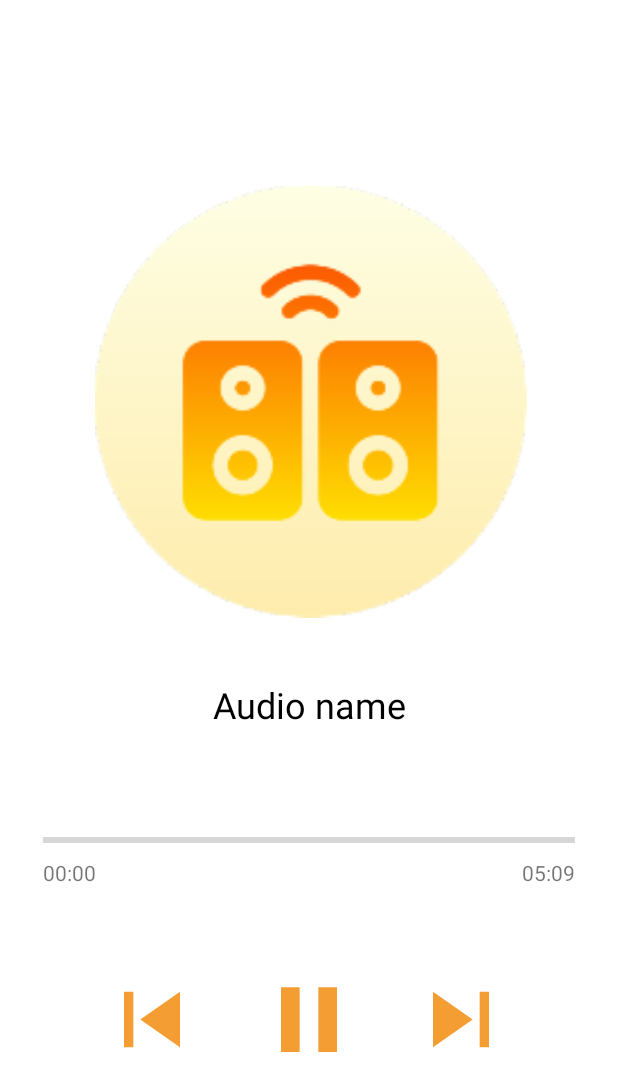
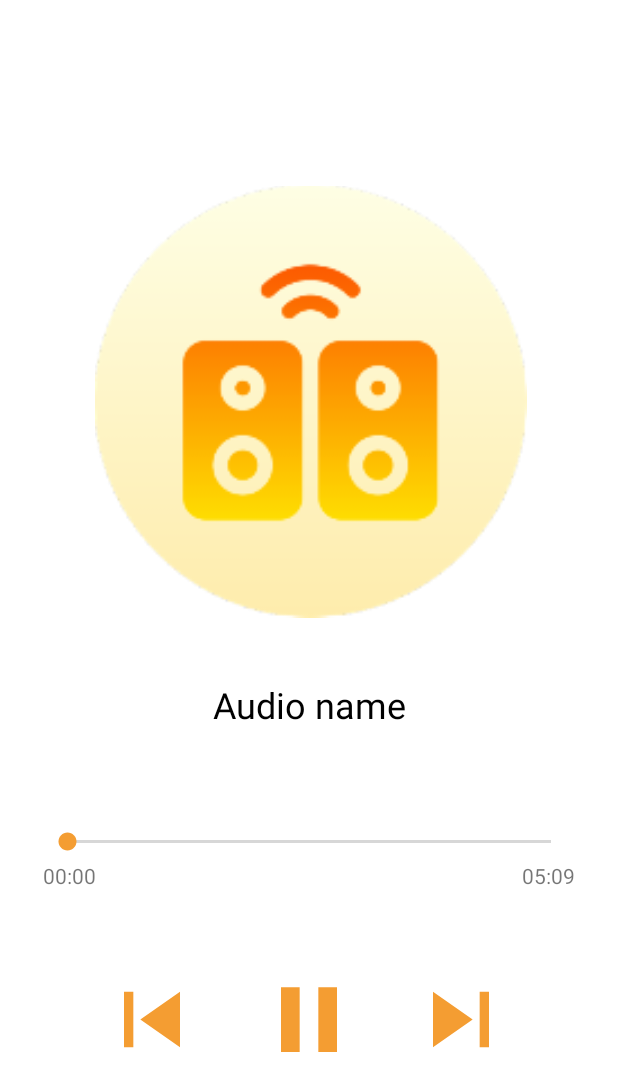
Before and after one commit to HamzaARS2/ListenUpV2, an Android app: the PlayerActivity screen opened directly, with no data from a screen before it, on a phone screen of 412 x 824 dp. Shown: the top 1091 px of the screen. Run offline under Robolectric (Android 15) with nearby library versions, the phone set to English and light mode, and no system bars; our stand-ins replace data binding; 7 statements that could not run were skipped.

```diff
--- a/app/src/main/AndroidManifest.xml
+++ b/app/src/main/AndroidManifest.xml
@@ -10,7 +10,8 @@
         android:label="@string/app_name"
         android:roundIcon="@mipmap/ic_launcher_round"
         android:supportsRtl="true"
-        android:theme="@style/Theme.ListenUpV2">
+        android:theme="@style/Theme.ListenUpV2"
+        android:requestLegacyExternalStorage="true">
         <activity android:name=".ui.PlaylistAudiosActivity"></activity>
         <activity android:name=".ui.PlayerActivity" />
         <activity android:name=".ui.MainActivity">
--- a/app/src/main/java/com/example/listenupv2/model/roomdb/AudioDatabase.java
+++ b/app/src/main/java/com/example/listenupv2/model/roomdb/AudioDatabase.java
@@ -20,7 +20,7 @@ import java.util.concurrent.ExecutorService;
 import java.util.concurrent.Executors;
 
 
-@Database(entities = {Audio.class, Favorite.class, Playlist.class, PlaylistAudioCrossRef.class}, version = 14,exportSchema = false)
+@Database(entities = {Audio.class, Favorite.class, Playlist.class, PlaylistAudioCrossRef.class}, version = 15,exportSchema = false)
 public abstract class AudioDatabase extends RoomDatabase {
     public abstract AudioDao audioDao();
     public abstract FavoriteDao favoriteDao();
--- a/app/src/main/java/com/example/listenupv2/model/roomdb/DataReceiver.java
+++ b/app/src/main/java/com/example/listenupv2/model/roomdb/DataReceiver.java
@@ -23,7 +23,7 @@ public class DataReceiver {
     public ArrayList<Audio> getAvailableAudioFiles(){
         ArrayList<Audio> audioList = new ArrayList<>();
         ContentResolver resolver = context.getContentResolver();
-        Uri audioUri = MediaStore.Audio.Media.INTERNAL_CONTENT_URI;
+        Uri audioUri = MediaStore.Audio.Media.EXTERNAL_CONTENT_URI;
         Cursor audioCursor = null;
         audioCursor = resolver.query(audioUri,null,null,null,null);
         while (audioCursor != null && audioCursor.moveToNext()){
--- a/app/src/main/java/com/example/listenupv2/ui/PlayerActivity.java
+++ b/app/src/main/java/com/example/listenupv2/ui/PlayerActivity.java
@@ -3,9 +3,12 @@ package com.example.listenupv2.ui;
 import androidx.appcompat.app.AppCompatActivity;
 import androidx.databinding.DataBindingUtil;
 
+import android.media.MediaPlayer;
 import android.net.Uri;
 import android.os.Bundle;
+import android.os.Handler;
 import android.view.View;
+import android.widget.SeekBar;
 import android.widget.Toast;
 
 import com.example.listenupv2.R;
@@ -13,11 +16,15 @@ import com.example.listenupv2.databinding.ActivityPlayerBinding;
 import com.example.listenupv2.model.entities.Audio;
 import com.example.listenupv2.ui.fragments.AudiosFragment;
 
-public class PlayerActivity extends AppCompatActivity implements View.OnClickListener{
+import java.io.File;
+
+public class PlayerActivity extends AppCompatActivity implements View.OnClickListener, SeekBar.OnSeekBarChangeListener, MediaPlayer.OnCompletionListener {
 
     private ActivityPlayerBinding binding;
     private Audio audio;
     private AudioPlayer player;
+    private Handler handler = new Handler();
+    private Runnable runnable;
     @Override
     protected void onCreate(Bundle savedInstanceState) {
         super.onCreate(savedInstanceState);
@@ -26,13 +33,28 @@ public class PlayerActivity extends AppCompatActivity implements View.OnClickLis
         binding.playerBtnPause.setOnClickListener(this);
         binding.playerBtnSkipNext.setOnClickListener(this);
         binding.playerBtnSkipPrevious.setOnClickListener(this);
+        binding.seekBar.setOnSeekBarChangeListener(this);
         prepareAudio();
+        binding.seekBar.setMax(player.getAudioDuration());
+        player.setOnCompletionListener(this::onCompletion);
+
+        runnable = new Runnable() {
+            @Override
+            public void run() {
+                binding.seekBar.setProgress(player.getCurrentPosition());
+                handler.postDelayed(this,1000);
+            }
+        };
+
+
+
     }
 
     @Override
     protected void onResume() {
         super.onResume();
         player.play();
+        handler.postDelayed(runnable,0);
     }
 
     @Override
@@ -40,11 +62,13 @@ public class PlayerActivity extends AppCompatActivity implements View.OnClickLis
         switch (view.getId()){
             case R.id.player_btn_play:
                 player.play();
+                handler.postDelayed(runnable,0);
                 binding.playerBtnPause.setVisibility(View.VISIBLE);
                 binding.playerBtnPlay.setVisibility(View.GONE);
                 break;
             case R.id.player_btn_pause:
                 player.pause();
+                handler.removeCallbacks(runnable);
                 binding.playerBtnPlay.setVisibility(View.VISIBLE);
                 binding.playerBtnPause.setVisibility(View.GONE);
                 break;
@@ -60,10 +84,37 @@ public class PlayerActivity extends AppCompatActivity implements View.OnClickLis
     public void prepareAudio(){
         if (getIntent() != null){
             audio = (Audio) getIntent().getSerializableExtra(AudiosFragment.INTENT_AUDIO_CODE);
-            player = new AudioPlayer(getBaseContext(), Uri.parse(audio.getUri()));
-
-            binding.acivityPlayerAudioName.setText(audio.getTitle());
-
+            player = new AudioPlayer(getBaseContext(),Uri.fromFile(new File(audio.getUri())));
+            binding.activityPlayerAudioName.setText(audio.getTitle());
+            binding.durationTv.setText(player.getConvertedAudioDuration());
         }
     }
+
+    @Override
+    public void onProgressChanged(SeekBar seekBar, int progress, boolean fromUser) {
+        if (fromUser) {
+            player.seekTo(progress);
+        }
+            binding.positionTimeTv.setText(player.convertTime(progress));
+
+    }
+
+    @Override
+    public void onStartTrackingTouch(SeekBar seekBar) {
+
+    }
+
+    @Override
+    public void onStopTrackingTouch(SeekBar seekBar) {
+
+    }
+
+    @Override
+    public void onCompletion(MediaPlayer mp) {
+        Toast.makeText(this, "complete", Toast.LENGTH_SHORT).show();
+        binding.playerBtnPause.setVisibility(View.GONE);
+        binding.playerBtnPlay.setVisibility(View.VISIBLE);
+        binding.seekBar.setProgress(0);
+        player.seekTo(0);
+    }
 }
--- a/app/src/main/java/com/example/listenupv2/ui/fragments/AudiosFragment.java
+++ b/app/src/main/java/com/example/listenupv2/ui/fragments/AudiosFragment.java
@@ -13,6 +13,8 @@ import androidx.lifecycle.ViewModelProvider;
 import androidx.recyclerview.widget.LinearLayoutManager;
 import androidx.recyclerview.widget.RecyclerView;
 
+import android.os.Environment;
+import android.util.Log;
 import android.view.LayoutInflater;
 import android.view.MenuItem;
 import android.view.View;
@@ -129,11 +131,10 @@ public class AudiosFragment extends Fragment implements RecyclerViewAdapter.OnIt
 
     @Override
     public void onItemClick(Audio audio) {
-
         Intent intent = new Intent(getActivity(), PlayerActivity.class);
         intent.putExtra(INTENT_AUDIO_CODE,audio);
+        Log.i("myTaggggggggg", "onItemClick: "+ Environment.getExternalStorageDirectory().getPath()+audio.getUri());
         startActivity(intent);
-        Toast.makeText(getContext(), audio.getUri(), Toast.LENGTH_SHORT).show();
     }
 
     @Override
--- a/app/src/main/res/layout/activity_player.xml
+++ b/app/src/main/res/layout/activity_player.xml
@@ -52,7 +52,7 @@
             app:layout_constraintGuide_percent="0.15" />
 
         <TextView
-            android:id="@+id/acivity_player_audio_name"
+            android:id="@+id/activity_player_audio_name"
             android:layout_width="0dp"
             android:layout_height="wrap_content"
             android:ellipsize="end"
@@ -66,9 +66,8 @@
             app:layout_constraintStart_toStartOf="parent"
             app:layout_constraintTop_toTopOf="@+id/guideline5" />
 
-        <ProgressBar
-            android:id="@+id/progressBar"
-            style="?android:attr/progressBarStyleHorizontal"
+        <SeekBar
+            android:id="@+id/seekBar"
             android:layout_width="0dp"
             android:layout_height="wrap_content"
             app:layout_constraintEnd_toStartOf="@+id/guideline8"
@@ -76,22 +75,22 @@
             app:layout_constraintTop_toTopOf="@+id/guideline6" />
 
         <TextView
-            android:id="@+id/progressTime"
+            android:id="@+id/positionTimeTv"
             android:layout_width="wrap_content"
             android:layout_height="wrap_content"
             android:layout_marginTop="4dp"
             android:text="00:00"
-            app:layout_constraintStart_toStartOf="@+id/progressBar"
-            app:layout_constraintTop_toBottomOf="@+id/progressBar" />
+            app:layout_constraintStart_toStartOf="@+id/seekBar"
+            app:layout_constraintTop_toBottomOf="@+id/seekBar" />
 
         <TextView
-            android:id="@+id/totalTime"
+            android:id="@+id/durationTv"
             android:layout_width="wrap_content"
             android:layout_height="wrap_content"
             android:layout_marginTop="4dp"
             android:text="05:09"
-            app:layout_constraintEnd_toEndOf="@+id/progressBar"
-            app:layout_constraintTop_toBottomOf="@+id/progressBar" />
+            app:layout_constraintEnd_toEndOf="@+id/seekBar"
+            app:layout_constraintTop_toBottomOf="@+id/seekBar" />
 
         <Button
             android:id="@+id/player_btn_play"
--- a/app/src/main/res/values/themes.xml
+++ b/app/src/main/res/values/themes.xml
@@ -6,7 +6,7 @@
         <item name="colorPrimaryVariant">@color/P_Color</item>
         <item name="colorOnPrimary">@color/white</item>
         <!-- Secondary brand color. -->
-        <item name="colorSecondary">@color/teal_200</item>
+        <item name="colorSecondary">@color/P_Color</item>
         <item name="colorSecondaryVariant">@color/teal_700</item>
         <item name="colorOnSecondary">@color/black</item>
         <!-- Status bar color. -->
```
Also changed, not shown: app/src/main/java/com/example/listenupv2/ui/AudioPlayer.java (+38 -3 lines).
